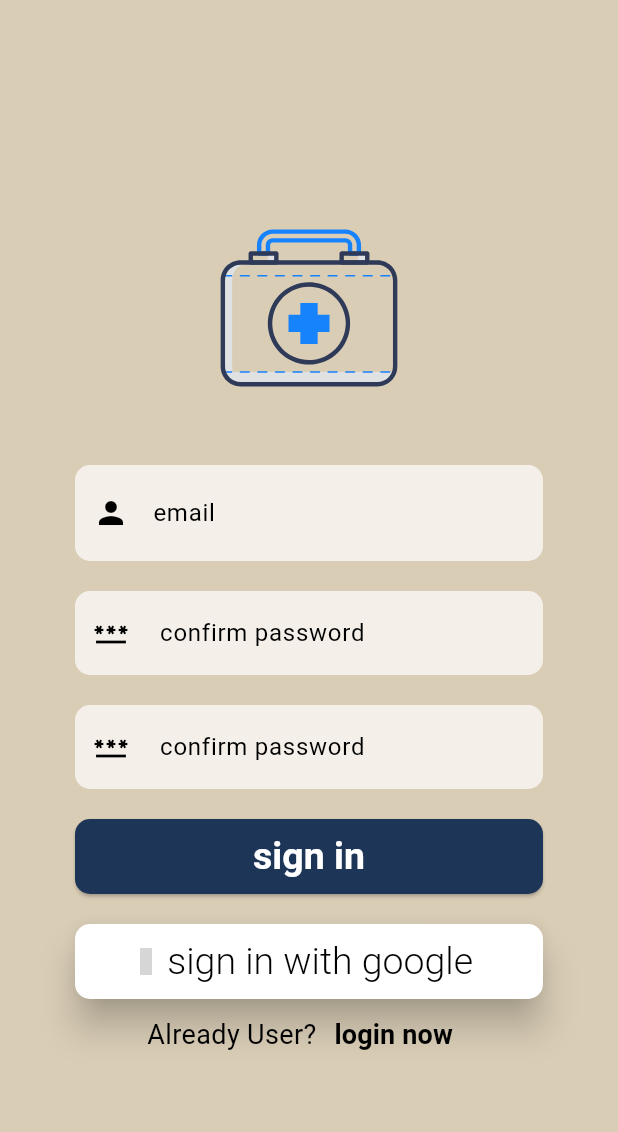
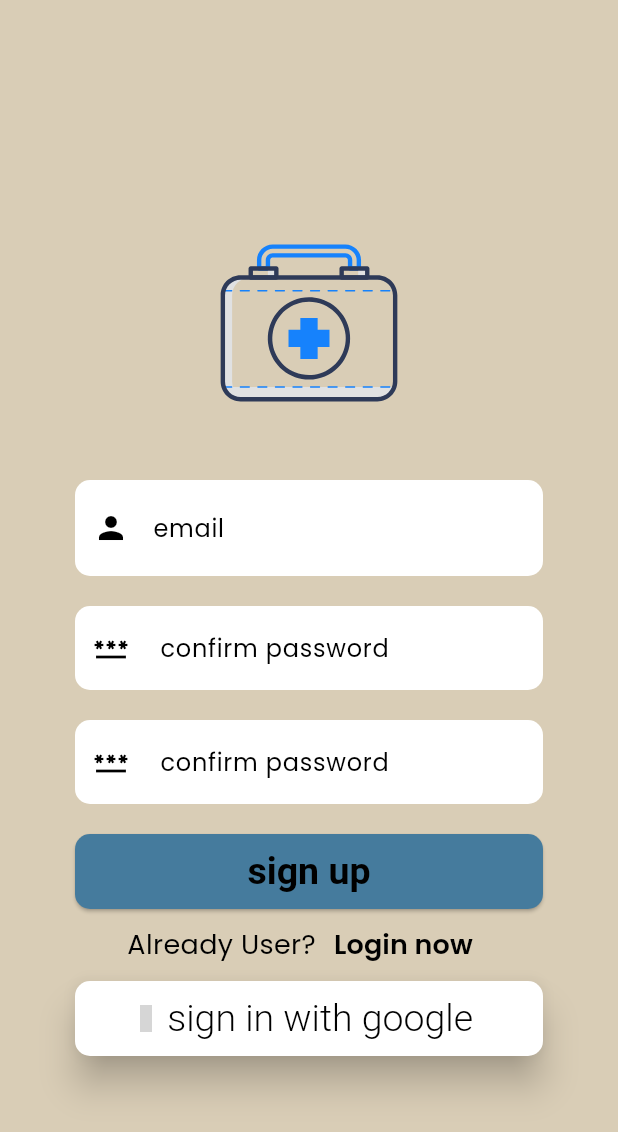
Before and after one commit to Eshwar-ui/my_medicine_box, a Flutter app: the screen it shows after launch, after a tap on "Register now", on a phone screen of 412 x 824 dp. Shown: the top 1132 px of the screen. Run offline on Flutter 3.47's test engine with Material 3 defaults, Android fonts, the phone set to English and light mode, and no system bars; our stand-ins replace firebase_auth, firebase_core, flutter_svg, google_fonts, google_sign_in, image_picker and 1 more; missing offline and left inert: google_mlkit_text_recognition, weekly_calendar; accounts and stored records are empty; network calls fail; grey boxes are pictures that could not be loaded.

Commit message:
updated themes

```diff
--- a/lib/main.dart
+++ b/lib/main.dart
@@ -4,7 +4,6 @@
 import 'package:my_medicine_box/presentation/pages/profile.dart';
 import 'package:my_medicine_box/presentation/pages/register_page.dart';
 import 'package:my_medicine_box/presentation/pages/splash_screen.dart';
-import 'package:google_fonts/google_fonts.dart';
 import 'package:firebase_core/firebase_core.dart';
 import 'package:my_medicine_box/presentation/theme/dark_theme.dart';
 import 'package:my_medicine_box/presentation/theme/light_theme.dart';
@@ -28,6 +27,8 @@
     return MaterialApp(
         debugShowCheckedModeBanner: false,
         theme: lightmode,
+        darkTheme: darkmode,
+        themeMode: ThemeMode.system,
         home: const SplashScreen(),
         routes: {
           '/home': (context) => HomePage(),
--- /dev/null
+++ b/lib/presentation/components/app_assets.dart
@@ -0,0 +1,18 @@
+import 'package:flutter/material.dart';
+
+class AppAssets extends ThemeExtension<AppAssets> {
+  final String logo;
+
+  const AppAssets({required this.logo});
+
+  @override
+  AppAssets copyWith({String? logo}) {
+    return AppAssets(logo: logo ?? this.logo);
+  }
+
+  @override
+  AppAssets lerp(AppAssets? other, double t) {
+    if (other == null) return this;
+    return AppAssets(logo: other.logo);
+  }
+}
--- a/lib/presentation/pages/login_page.dart
+++ b/lib/presentation/pages/login_page.dart
@@ -1,6 +1,7 @@
 import 'package:flutter/material.dart';
 import 'package:flutter_svg/flutter_svg.dart';
 import 'package:my_medicine_box/authentication/auth_services.dart';
+import 'package:my_medicine_box/presentation/components/app_assets.dart';
 import 'package:my_medicine_box/presentation/pages/register_page.dart';
 import 'package:material_design_icons_flutter/material_design_icons_flutter.dart';
 
@@ -41,6 +42,9 @@ class _ShowPasswordFieldState extends State<ShowPasswordField> {
         fillColor: Theme.of(context).colorScheme.primary,
         filled: true,
       ),
+      style: TextStyle(
+        color: Theme.of(context).colorScheme.inversePrimary,
+      ),
     );
   }
 }
@@ -55,6 +59,9 @@ class LoginPage extends StatefulWidget {
 class _LoginPageState extends State<LoginPage> {
   @override
   Widget build(BuildContext context) {
+    final appAssets = Theme.of(context).extension<AppAssets>();
+    final logoPath =
+        appAssets?.logo ?? 'lib/presentation/assets/logos/app_logo_light.svg';
     return Scaffold(
         backgroundColor: Theme.of(context).colorScheme.surface,
         body: SingleChildScrollView(
@@ -63,7 +70,9 @@ class _LoginPageState extends State<LoginPage> {
             child: Column(
               mainAxisAlignment: MainAxisAlignment.center,
               children: [
-                SvgPicture.asset("lib/presentation/assets/logos/app_logo.svg"),
+                SvgPicture.asset(
+                  logoPath,
+                ),
 
                 //email text feild
                 DecoratedBox(
@@ -85,6 +94,9 @@ class _LoginPageState extends State<LoginPage> {
                       fillColor: Theme.of(context).colorScheme.primary,
                       filled: true,
                     ),
+                    style: TextStyle(
+                      color: Theme.of(context).colorScheme.inversePrimary,
+                    ),
                   ),
                 ),
                 //gap
@@ -105,7 +117,10 @@ class _LoginPageState extends State<LoginPage> {
                         onPressed: () {},
                         child: Text(
                           "forgot password?",
-                          style: TextStyle(fontSize: 16, color: Colors.black),
+                          style: TextStyle(
+                              fontSize: 16,
+                              color:
+                                  Theme.of(context).colorScheme.inversePrimary),
                         ),
                       ),
                     ),
@@ -118,9 +133,8 @@ class _LoginPageState extends State<LoginPage> {
                   child: ElevatedButton(
                       style: ButtonStyle(
                           backgroundColor: WidgetStatePropertyAll(
-                              Theme.of(context).colorScheme.tertiary),
-                          foregroundColor: WidgetStatePropertyAll(
-                              Theme.of(context).colorScheme.primary),
+                              Theme.of(context).colorScheme.secondary),
+                          foregroundColor: WidgetStatePropertyAll(Colors.white),
                           textStyle: const WidgetStatePropertyAll(TextStyle(
                               fontSize: 25, fontWeight: FontWeight.bold)),
                           shape: WidgetStatePropertyAll(RoundedRectangleBorder(
--- a/lib/presentation/pages/register_page.dart
+++ b/lib/presentation/pages/register_page.dart
@@ -1,9 +1,9 @@
 import 'package:flutter/material.dart';
 import 'package:flutter_svg/flutter_svg.dart';
+import 'package:my_medicine_box/authentication/auth_services.dart';
+import 'package:my_medicine_box/presentation/components/app_assets.dart';
 import 'package:my_medicine_box/presentation/pages/home_page.dart';
 import 'package:my_medicine_box/presentation/pages/login_page.dart';
-//import 'package:shared_preferences/shared_preferences.dart';
-import 'package:google_sign_in/google_sign_in.dart';
 import 'package:material_design_icons_flutter/material_design_icons_flutter.dart';
 
 class RegisterPage extends StatefulWidget {
@@ -14,23 +14,33 @@ class RegisterPage extends StatefulWidget {
 }
 
 class _RegisterPageState extends State<RegisterPage> {
+  final emailController = TextEditingController();
+  final passwordController = TextEditingController();
+  final confirmpasswordController = TextEditingController();
+
   @override
   Widget build(BuildContext context) {
+    final appAssets = Theme.of(context).extension<AppAssets>();
+    final logoPath =
+        appAssets?.logo ?? 'lib/presentation/assets/logos/app_logo_light.svg';
     return Scaffold(
-        backgroundColor: const Color(0xffD9CDB6),
+        backgroundColor: Theme.of(context).colorScheme.surface,
         body: Padding(
           padding: const EdgeInsets.symmetric(horizontal: 50),
           child: Column(
             mainAxisAlignment: MainAxisAlignment.center,
             children: [
-              SvgPicture.asset("lib/presentation/assets/logos/app_logo.svg"),
+              SvgPicture.asset(
+                logoPath,
+              ),
 
               //email text feild
-              const DecoratedBox(
-                decoration: BoxDecoration(
+              DecoratedBox(
+                decoration: const BoxDecoration(
                   borderRadius: BorderRadius.all(Radius.circular(10)),
                 ),
                 child: TextField(
+                  controller: emailController,
                   decoration: InputDecoration(
                     contentPadding: EdgeInsets.all(20),
                     border: OutlineInputBorder(
@@ -38,8 +48,11 @@ class _RegisterPageState extends State<RegisterPage> {
                         borderRadius: BorderRadius.all(Radius.circular(10))),
                     prefixIcon: Icon(Icons.person),
                     hintText: "email",
-                    fillColor: Colors.white70,
+                    fillColor: Theme.of(context).colorScheme.primary,
                     filled: true,
+                  ),
+                  style: TextStyle(
+                    color: Theme.of(context).colorScheme.inversePrimary,
                   ),
                 ),
               ),
@@ -49,15 +62,19 @@ class _RegisterPageState extends State<RegisterPage> {
               const SizedBox(height: 20),
 
               //password text feild
-              const TextField(
+              TextField(
+                controller: passwordController,
                 decoration: InputDecoration(
                   border: OutlineInputBorder(
                       borderSide: BorderSide.none,
                       borderRadius: BorderRadius.all(Radius.circular(10))),
                   prefixIcon: Icon(Icons.password),
                   hintText: " confirm password",
-                  fillColor: Colors.white70,
+                  fillColor: Theme.of(context).colorScheme.primary,
                   filled: true,
+                ),
+                style: TextStyle(
+                  color: Theme.of(context).colorScheme.inversePrimary,
                 ),
               ),
 
@@ -66,15 +83,20 @@ class _RegisterPageState extends State<RegisterPage> {
 
               // confirm password
 
-              const TextField(
+              TextField(
+                cursorColor: Theme.of(context).colorScheme.inversePrimary,
+                controller: confirmpasswordController,
                 decoration: InputDecoration(
                   border: OutlineInputBorder(
                       borderSide: BorderSide.none,
                       borderRadius: BorderRadius.all(Radius.circular(10))),
                   prefixIcon: Icon(Icons.password),
                   hintText: " confirm password",
-                  fillColor: Colors.white70,
+                  fillColor: Theme.of(context).colorScheme.primary,
                   filled: true,
+                ),
+                style: TextStyle(
+                  color: Theme.of(context).colorScheme.inversePrimary,
                 ),
               ),
 
@@ -82,15 +104,16 @@ class _RegisterPageState extends State<RegisterPage> {
                 height: 20,
               ),
 
+              // sign up
               SizedBox(
                 width: 500,
                 height: 50,
                 child: ElevatedButton(
                     style: ButtonStyle(
-                        backgroundColor:
-                            const WidgetStatePropertyAll(Color(0xff1D3557)),
-                        foregroundColor:
-                            const WidgetStatePropertyAll(Colors.white),
+                        backgroundColor: WidgetStatePropertyAll(
+                            Theme.of(context).colorScheme.secondary),
+                        foregroundColor: WidgetStatePropertyAll(
+                            Theme.of(context).colorScheme.primary),
                         textStyle: const WidgetStatePropertyAll(TextStyle(
                             fontSize: 25, fontWeight: FontWeight.bold)),
                         shape: WidgetStatePropertyAll(RoundedRectangleBorder(
@@ -101,39 +124,13 @@ class _RegisterPageState extends State<RegisterPage> {
                         MaterialPageRoute(builder: (context) => HomePage()),
                       );
                     },
-                    child: const Text(
-                      "sign in",
+                    child: Text(
+                      "sign up",
+                      style: TextStyle(
+                          color: Theme.of(context).colorScheme.inversePrimary),
                     )),
               ),
 
-              const SizedBox(
-                height: 20,
-              ),
-
-              SizedBox(
-                width: 500,
-                height: 50,
-                child: ElevatedButton.icon(
-                  icon: Icon(MdiIcons.google),
-                  style: ButtonStyle(
-                      backgroundColor:
-                          const WidgetStatePropertyAll(Colors.white),
-                      elevation: const WidgetStatePropertyAll(10),
-                      foregroundColor:
-                          const WidgetStatePropertyAll(Colors.black),
-                      textStyle: const WidgetStatePropertyAll(
-                          TextStyle(fontSize: 25, fontWeight: FontWeight.w300)),
-                      shape: WidgetStatePropertyAll(RoundedRectangleBorder(
-                          borderRadius: BorderRadius.circular(10)))),
-                  onPressed: () {
-                    Navigator.pushReplacement(
-                      context,
-                      MaterialPageRoute(builder: (context) => HomePage()),
-                    );
-                  },
-                  label: const Text("sign in with google"),
-                ),
-              ),
               Row(
                 mainAxisAlignment: MainAxisAlignment.center,
                 children: <Widget>[
@@ -150,14 +147,35 @@ class _RegisterPageState extends State<RegisterPage> {
                               builder: (context) => const LoginPage()),
                         );
                       },
-                      child: Text("login now",
+                      child: Text("Login now",
                           style: TextStyle(
                               fontSize: 18,
                               color:
                                   Theme.of(context).colorScheme.inversePrimary,
                               fontWeight: FontWeight.w600)))
                 ],
-              )
+              ),
+
+              // google sign in
+              SizedBox(
+                width: 500,
+                height: 50,
+                child: ElevatedButton.icon(
+                  icon: Icon(MdiIcons.google),
+                  style: ButtonStyle(
+                      backgroundColor: WidgetStatePropertyAll(
+                          Theme.of(context).colorScheme.primary),
+                      elevation: const WidgetStatePropertyAll(10),
+                      foregroundColor: WidgetStatePropertyAll(
+                          Theme.of(context).colorScheme.inversePrimary),
+                      textStyle: const WidgetStatePropertyAll(
+                          TextStyle(fontSize: 25, fontWeight: FontWeight.w300)),
+                      shape: WidgetStatePropertyAll(RoundedRectangleBorder(
+                          borderRadius: BorderRadius.circular(10)))),
+                  onPressed: () => AuthServices().signinwithgoogle(),
+                  label: const Text("sign in with google"),
+                ),
+              ),
             ],
           ),
         ));
--- a/lib/presentation/pages/splash_screen.dart
+++ b/lib/presentation/pages/splash_screen.dart
@@ -4,6 +4,7 @@ import 'package:firebase_auth/firebase_auth.dart';
 import 'package:flutter/material.dart';
 import 'package:flutter_svg/flutter_svg.dart';
 import 'package:my_medicine_box/authentication/auth_gate.dart';
+import 'package:my_medicine_box/presentation/components/app_assets.dart';
 
 class SplashScreen extends StatefulWidget {
   const SplashScreen({super.key});
@@ -26,26 +27,18 @@ class _SplashScreenState extends State<SplashScreen> {
 
   @override
   Widget build(BuildContext context) {
+    final appAssets = Theme.of(context).extension<AppAssets>();
+    final logoPath =
+        appAssets?.logo ?? 'lib/presentation/assets/logos/app_logo_light.svg';
     return Scaffold(
       backgroundColor: Theme.of(context).colorScheme.surface,
       body: StreamBuilder<User?>(
           stream: FirebaseAuth.instance.authStateChanges(),
           builder: (context, snapshot) {
             return Center(
-              child: Column(
-                  mainAxisAlignment: MainAxisAlignment.center,
-                  crossAxisAlignment: CrossAxisAlignment.center,
-                  children: [
-                    Container(
-                      decoration: ShapeDecoration(
-                          color: Color(0xffD9CDB6),
-                          shape: CircleBorder(
-                            side: BorderSide.none,
-                          )),
-                      child: SvgPicture.asset(
-                          "lib/presentation/assets/logos/app_logo.svg"),
-                    ),
-                  ]),
+              child: SvgPicture.asset(
+                logoPath,
+              ),
             );
           }),
     );
--- a/lib/presentation/theme/dark_theme.dart
+++ b/lib/presentation/theme/dark_theme.dart
@@ -1,11 +1,17 @@
 import 'package:flutter/material.dart';
+import 'package:google_fonts/google_fonts.dart';
+import 'package:my_medicine_box/presentation/components/app_assets.dart';
 
 ThemeData darkmode = ThemeData(
+  extensions: <ThemeExtension>[
+    AppAssets(logo: 'lib/presentation/assets/logos/app_logo_dark.svg'),
+  ],
+  textTheme: GoogleFonts.poppinsTextTheme(),
   brightness: Brightness.dark,
   colorScheme: ColorScheme.dark(
-    surface: Colors.grey,
+    surface: Color(0xff1D1D1D),
     primary: Colors.black54,
-    secondary: Color.fromARGB(255, 29, 53, 67),
+    secondary: Color(0xff008FE9),
     tertiary: Color.fromARGB(255, 13, 24, 40),
     inversePrimary: Color.fromARGB(255, 255, 255, 255),
   ),
--- a/lib/presentation/theme/light_theme.dart
+++ b/lib/presentation/theme/light_theme.dart
@@ -1,6 +1,12 @@
 import 'package:flutter/material.dart';
+import 'package:google_fonts/google_fonts.dart';
+import 'package:my_medicine_box/presentation/components/app_assets.dart';
 
 ThemeData lightmode = ThemeData(
+  extensions: <ThemeExtension>[
+    AppAssets(logo: 'lib/presentation/assets/logos/app_logo_light.svg'),
+  ],
+  textTheme: GoogleFonts.poppinsTextTheme(),
   brightness: Brightness.light,
   colorScheme: ColorScheme.light(
     surface: Color(0xffD9CDB6),
```
Also changed, not shown: dataconnect-generated/dart/default_connector/default.dart (+2 -9 lines), lib/authentication/auth_services.dart (+32 -2 lines), lib/presentation/components/calender.dart (+4 -4 lines), lib/presentation/pages/dashbord.dart (+24 -9 lines), pubspec.yaml (+5 -2 lines), lib/presentation/assets/logos/app_logo_dark.svg (added), lib/presentation/assets/logos/app_logo_light.svg (renamed from lib/presentation/assets/logos/app_logo.svg).
